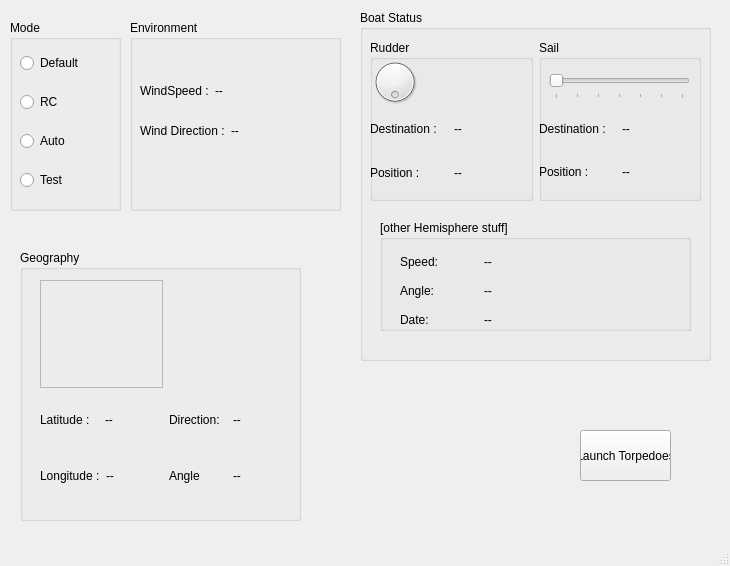
First picture: the form in GUI/main.ui, repository olin-ars/ors-enterprise, before the edit.
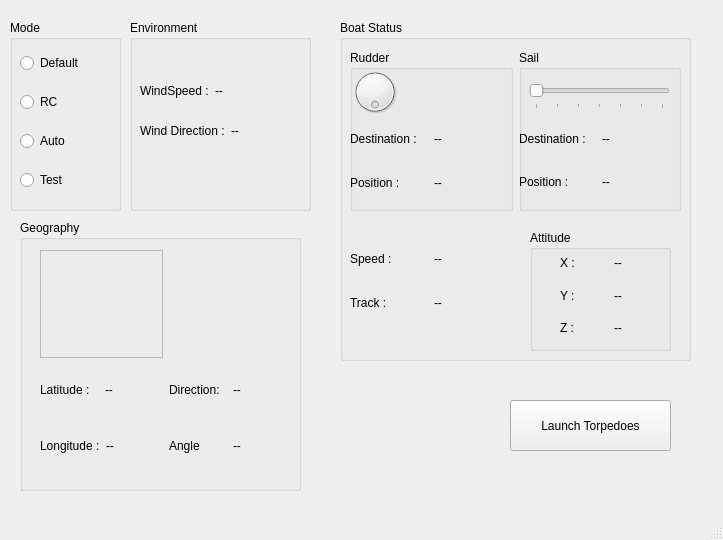
Second picture: the form after the edit. Custom widgets are drawn as their Qt base class.

```diff
--- a/GUI/main.ui
+++ b/GUI/main.ui
@@ -6,8 +6,8 @@
    <rect>
     <x>0</x>
     <y>0</y>
-    <width>730</width>
-    <height>566</height>
+    <width>723</width>
+    <height>540</height>
    </rect>
   </property>
   <property name="windowTitle">
@@ -17,9 +17,9 @@
    <widget class="QPushButton" name="pushButton">
     <property name="geometry">
      <rect>
-      <x>580</x>
-      <y>430</y>
-      <width>91</width>
+      <x>510</x>
+      <y>400</y>
+      <width>161</width>
       <height>51</height>
      </rect>
     </property>
@@ -31,7 +31,7 @@
     <property name="geometry">
      <rect>
       <x>20</x>
-      <y>250</y>
+      <y>220</y>
       <width>281</width>
       <height>271</height>
      </rect>
@@ -108,7 +108,7 @@
         <item>
          <layout class="QHBoxLayout" name="horizontalLayout_2">
           <item>
-           <widget class="QLabel" name="label">
+           <widget class="QLabel" name="label_8">
             <property name="text">
              <string>Latitude :</string>
             </property>
@@ -151,7 +151,7 @@
      <rect>
       <x>130</x>
       <y>20</y>
-      <width>211</width>
+      <width>181</width>
       <height>191</height>
      </rect>
     </property>
@@ -214,10 +214,10 @@
    <widget class="QGroupBox" name="BoatStatus">
     <property name="geometry">
      <rect>
-      <x>360</x>
-      <y>10</y>
+      <x>340</x>
+      <y>20</y>
       <width>351</width>
-      <height>351</height>
+      <height>341</height>
      </rect>
     </property>
     <property name="title">
@@ -395,39 +395,90 @@
       </item>
      </layout>
     </widget>
-    <widget class="QGroupBox" name="Hemisphere">
+    <widget class="QWidget" name="verticalLayoutWidget_4">
      <property name="geometry">
       <rect>
-       <x>20</x>
+       <x>10</x>
+       <y>220</y>
+       <width>161</width>
+       <height>81</height>
+      </rect>
+     </property>
+     <layout class="QVBoxLayout" name="verticalLayout_5">
+      <item>
+       <layout class="QHBoxLayout" name="horizontalLayout_10">
+        <item>
+         <widget class="QLabel" name="label">
+          <property name="text">
+           <string>Speed :</string>
+          </property>
+         </widget>
+        </item>
+        <item>
+         <widget class="QLabel" name="h_spdLabel">
+          <property name="text">
+           <string>--</string>
+          </property>
+         </widget>
+        </item>
+       </layout>
+      </item>
+      <item>
+       <layout class="QHBoxLayout" name="horizontalLayout_20">
+        <item>
+         <widget class="QLabel" name="label_22">
+          <property name="text">
+           <string>Track :</string>
+          </property>
+         </widget>
+        </item>
+        <item>
+         <widget class="QLabel" name="h_trkLabel">
+          <property name="text">
+           <string>--</string>
+          </property>
+         </widget>
+        </item>
+       </layout>
+      </item>
+     </layout>
+    </widget>
+    <widget class="QGroupBox" name="grp_Attitude">
+     <property name="geometry">
+      <rect>
+       <x>190</x>
        <y>210</y>
-       <width>311</width>
-       <height>111</height>
+       <width>141</width>
+       <height>121</height>
       </rect>
      </property>
+     <property name="autoFillBackground">
+      <bool>false</bool>
+     </property>
      <property name="title">
-      <string>[other Hemisphere stuff]</string>
+      <string>Attitude</string>
      </property>
-     <widget class="QWidget" name="verticalLayoutWidget_4">
+     <widget class="QWidget" name="verticalLayoutWidget_5">
       <property name="geometry">
        <rect>
-        <x>20</x>
-        <y>30</y>
-        <width>161</width>
-        <height>81</height>
+        <x>30</x>
+        <y>20</y>
+        <width>101</width>
+        <height>91</height>
        </rect>
       </property>
-      <layout class="QVBoxLayout" name="verticalLayout_5">
+      <layout class="QVBoxLayout" name="H_attitude">
        <item>
-        <layout class="QHBoxLayout" name="horizontalLayout_10">
+        <layout class="QHBoxLayout" name="horizontalLayout_13">
          <item>
-          <widget class="QLabel" name="label_13">
+          <widget class="QLabel" name="label_6">
            <property name="text">
-            <string>Speed:</string>
+            <string>X :</string>
            </property>
           </widget>
          </item>
          <item>
-          <widget class="QLabel" name="rDstLabel_2">
+          <widget class="QLabel" name="h_attXLabel">
            <property name="text">
             <string>--</string>
            </property>
@@ -436,11 +487,11 @@
         </layout>
        </item>
        <item>
-        <layout class="QHBoxLayout" name="horizontalLayout_4">
+        <layout class="QHBoxLayout" name="horizontalLayout_15">
          <item>
-          <widget class="QLabel" name="label_8">
+          <widget class="QLabel" name="label_9">
            <property name="text">
-            <string>Angle:</string>
+            <string>Y :</string>
            </property>
           </widget>
          </item>
@@ -454,11 +505,11 @@
         </layout>
        </item>
        <item>
-        <layout class="QHBoxLayout" name="horizontalLayout_11">
+        <layout class="QHBoxLayout" name="horizontalLayout_16">
          <item>
           <widget class="QLabel" name="label_15">
            <property name="text">
-            <string>Date:</string>
+            <string>Z :</string>
            </property>
           </widget>
          </item>
```
Left out of the diff: 32 changed lines with no effect on the pictures.
